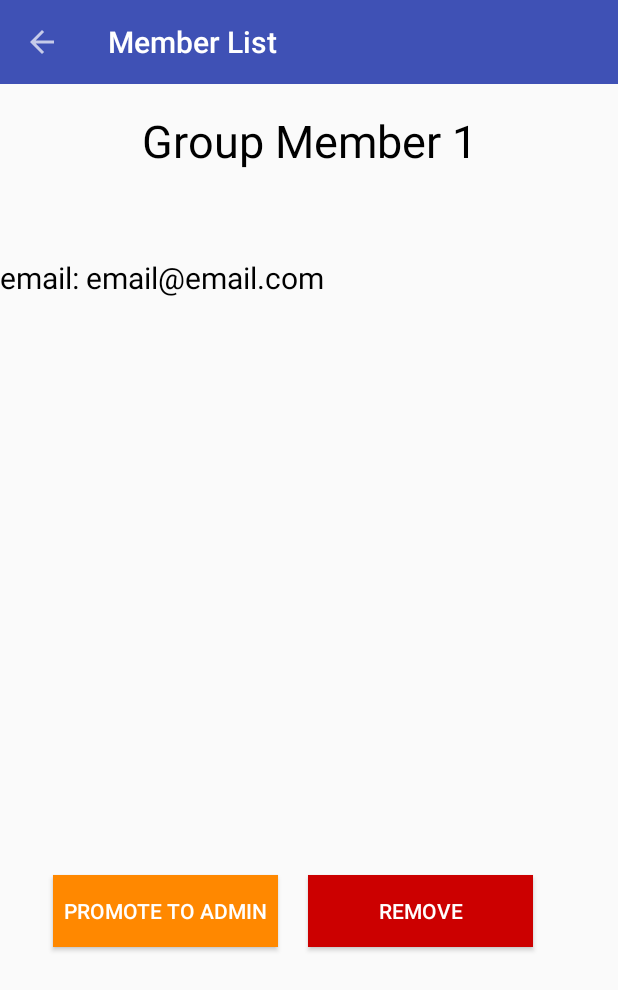
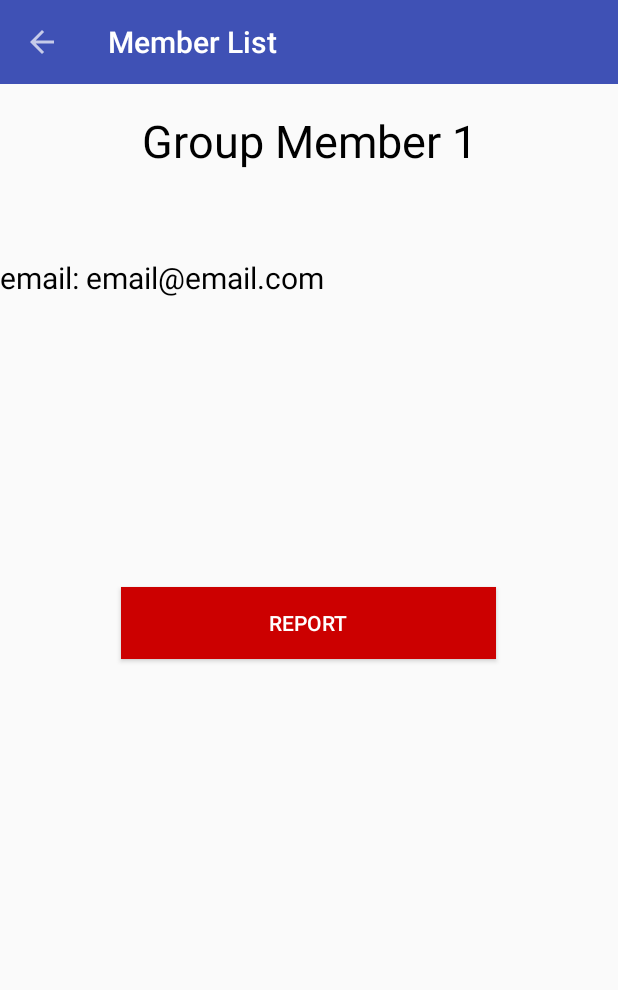
Before and after one commit to nozberkm/CSE-110-Galendary, an Android app: the MemberList screen opened directly, with no data from a screen before it, after a tap on "Group Member 1", on a phone screen of 412 x 824 dp. Shown: the top 990 px of the screen. Run offline under Robolectric (Android 15) with nearby library versions, the phone set to English and light mode, and no system bars.

Commit message:
Added admin check and made report button clickable

```diff
--- a/app/src/main/java/com/example/aymaan/cse110applogin/MemberList.java
+++ b/app/src/main/java/com/example/aymaan/cse110applogin/MemberList.java
@@ -15,10 +15,14 @@ public class MemberList extends AppCompatActivity {
     Context context;
     ListView lstview;
     ArrayAdapter adapter;
+    Boolean admin;
     protected void onCreate(Bundle savedInstanceState) {
         super.onCreate(savedInstanceState);
         setContentView(R.layout.member_list);
         context=this;
+
+        //for now set admin to whatever
+        admin = false;
 
         mToolbar = (android.support.v7.widget.Toolbar) findViewById(R.id.nav_action);
         setSupportActionBar(mToolbar);
@@ -35,9 +39,16 @@ public class MemberList extends AppCompatActivity {
         lstview.setAdapter(adapter);
         lstview.setOnItemClickListener(new AdapterView.OnItemClickListener(){
             public void onItemClick(AdapterView<?> parent, View view, int position, long id){
-                Intent toMember = new Intent(MemberList.this, MemberPageAdminView.class);
-                toMember.putExtra("name", lstview.getItemAtPosition(position).toString());
-                startActivity(toMember);
+                if(admin) {
+                    Intent toMemberAdmin = new Intent(MemberList.this, MemberPageAdminView.class);
+                    toMemberAdmin.putExtra("name", lstview.getItemAtPosition(position).toString());
+                    startActivity(toMemberAdmin);
+                }
+                else {
+                    Intent toMember = new Intent(MemberList.this, MemberPage.class);
+                    toMember.putExtra("name", lstview.getItemAtPosition(position).toString());
+                    startActivity(toMember);
+                }
             }
         });
 
--- a/app/src/main/java/com/example/aymaan/cse110applogin/MemberPage.java
+++ b/app/src/main/java/com/example/aymaan/cse110applogin/MemberPage.java
@@ -1,23 +1,58 @@
 package com.example.aymaan.cse110applogin;
 
+import android.content.Context;
+import android.content.DialogInterface;
 import android.content.Intent;
 import android.os.Bundle;
+import android.support.v7.app.AlertDialog;
 import android.support.v7.app.AppCompatActivity;
+import android.view.View;
+import android.widget.Button;
 import android.widget.TextView;
 
 public class MemberPage extends AppCompatActivity {
     private android.support.v7.widget.Toolbar mToolbar;
+    private Button report;
+    Context context;
+    String name;
 
     protected void onCreate(Bundle savedInstanceState) {
         super.onCreate(savedInstanceState);
         setContentView(R.layout.member_with_report);
+        context = this;
         Intent intent = getIntent();
         Bundle bd = intent.getExtras();
 
+        report = (Button) findViewById(R.id.button2);
+
         TextView memberName = (TextView) findViewById(R.id.textView);
         TextView email = (TextView) findViewById(R.id.textView2);
-        memberName.setText((String) bd.get("name"));
+        name = (String) bd.get("name");
+        memberName.setText(name);
         email.setText("email: email@email.com");
+
+        report.setOnClickListener(new View.OnClickListener(){
+            @Override
+            public void onClick(View v) {
+                AlertDialog.Builder builder = new AlertDialog.Builder(context);
+                builder.setMessage("Do you want to report" + name + "?");
+                builder.setCancelable(false);
+                builder.setPositiveButton("Yes", new DialogInterface.OnClickListener() {
+                    @Override
+                    public void onClick(DialogInterface dialog, int which) {
+
+                    }
+                });
+                builder.setNegativeButton("No", new DialogInterface.OnClickListener() {
+                    @Override
+                    public void onClick(DialogInterface dialog, int which) {
+                        //do nothing
+                    }
+                });
+                builder.create().show();
+
+            }
+        });
 
         mToolbar = (android.support.v7.widget.Toolbar) findViewById(R.id.nav_action);
         setSupportActionBar(mToolbar);
```
